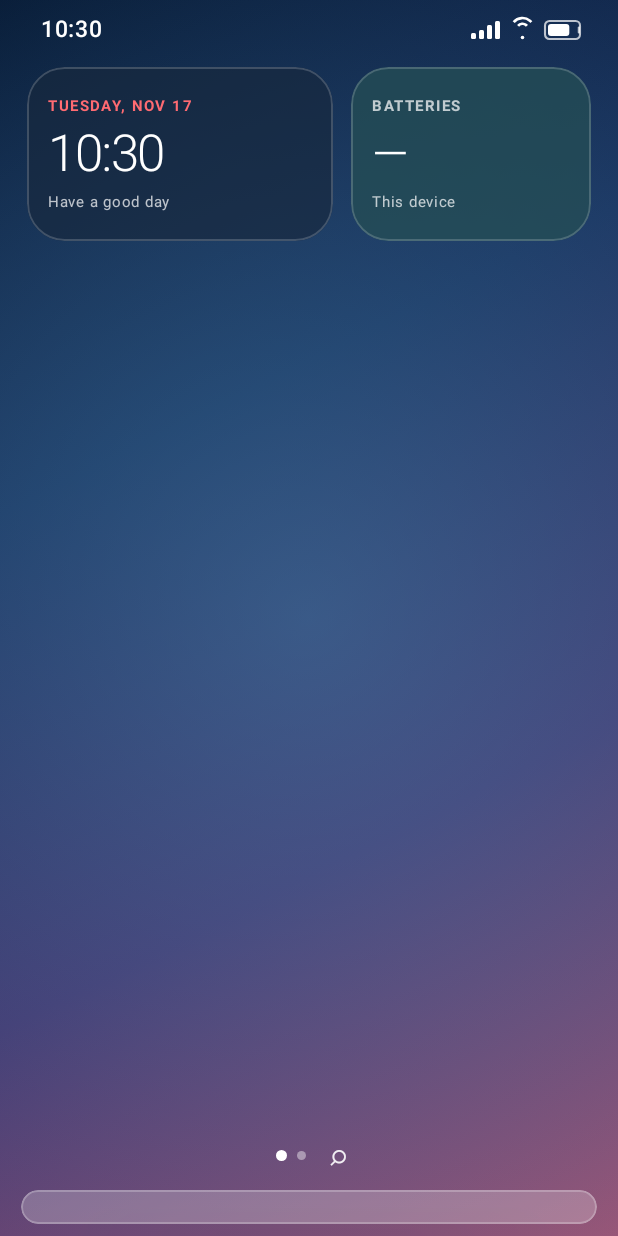
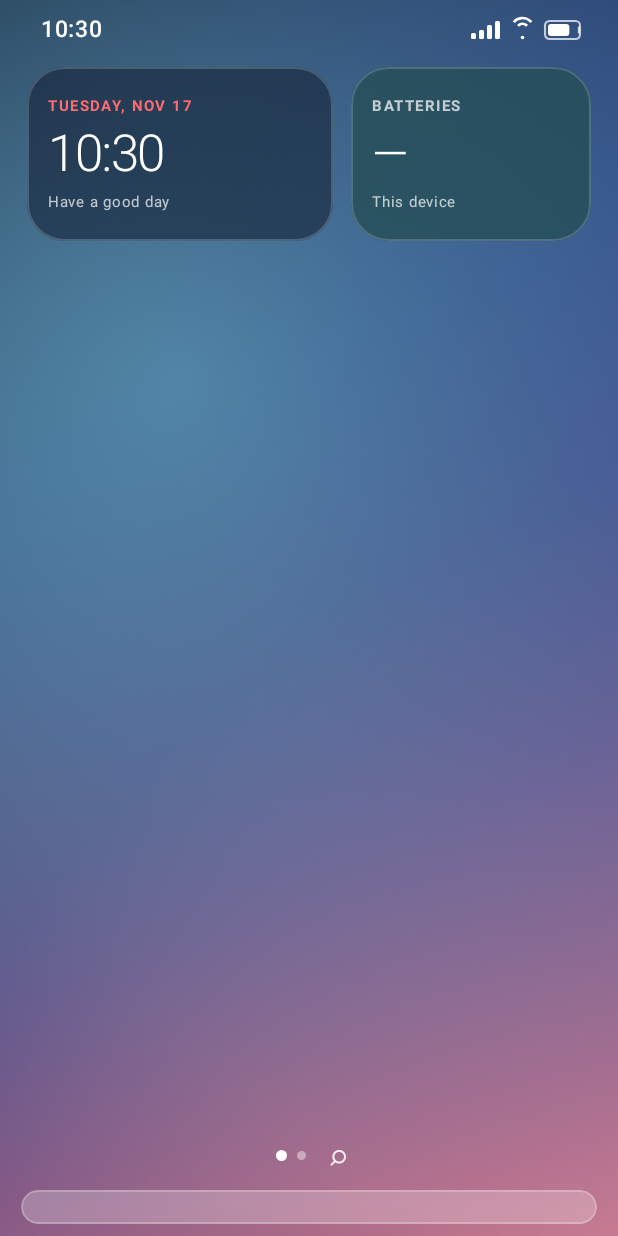
Before and after one commit to nagachaitanyaappana/iDroid, an Android app built with Jetpack Compose: the screen it shows after launch (MainActivity), on a phone screen of 412 x 824 dp. Run offline under Robolectric (Android 15) with nearby library versions, the phone set to English and light mode, and no system bars.

Commit message:
Refine home screen wallpaper with layered iOS-inspired colour depth

```diff
--- a/app/src/main/java/com/example/idroid/ui/screens/HomeScreen.kt
+++ b/app/src/main/java/com/example/idroid/ui/screens/HomeScreen.kt
@@ -91,13 +91,16 @@ fun HomeScreen(
         selected
     }
 
+    // A layered, blurred-colour composition inspired by the depth of iOS wallpapers.
     val wallpaper = Brush.linearGradient(
         colors = listOf(
-            Color(0xFF071A35),
-            Color(0xFF172E5A),
-            Color(0xFF44366F),
-            Color(0xFF9A5475)
-        )
+            Color(0xFF101B3B),
+            Color(0xFF273D72),
+            Color(0xFF624B83),
+            Color(0xFFB66A83)
+        ),
+        start = androidx.compose.ui.geometry.Offset.Zero,
+        end = androidx.compose.ui.geometry.Offset(Float.POSITIVE_INFINITY, Float.POSITIVE_INFINITY)
     )
 
     Box(
@@ -105,14 +108,37 @@ fun HomeScreen(
             .fillMaxSize()
             .background(wallpaper)
     ) {
-        // Soft light blooms create depth without needing a heavy wallpaper image.
+        // Layered colour blooms give the wallpaper a soft, photographic depth.
         Box(
             modifier = Modifier
                 .fillMaxSize()
                 .background(
                     Brush.radialGradient(
-                        colors = listOf(Color(0xFF4B91B8).copy(alpha = 0.42f), Color.Transparent),
-                        radius = 760f
+                        colors = listOf(Color(0xFF79C9D2).copy(alpha = 0.58f), Color.Transparent),
+                        center = androidx.compose.ui.geometry.Offset(180f, 380f),
+                        radius = 850f
+                    )
+                )
+        )
+        Box(
+            modifier = Modifier
+                .fillMaxSize()
+                .background(
+                    Brush.radialGradient(
+                        colors = listOf(Color(0xFFEF9BA8).copy(alpha = 0.58f), Color.Transparent),
+                        center = androidx.compose.ui.geometry.Offset(900f, 1500f),
+                        radius = 1050f
+                    )
+                )
+        )
+        Box(
+            modifier = Modifier
+                .fillMaxSize()
+                .background(
+                    Brush.radialGradient(
+                        colors = listOf(Color(0xFF344C9A).copy(alpha = 0.48f), Color.Transparent),
+                        center = androidx.compose.ui.geometry.Offset(850f, 420f),
+                        radius = 900f
                     )
                 )
         )
@@ -163,7 +189,7 @@ fun HomeScreen(
                                         bottom = 14.dp
                                     ),
                                     horizontalArrangement = Arrangement.spacedBy(5.dp),
-                                    verticalArrangement = Arrangement.spacedBy(17.dp),
+                                    verticalArrangement = Arrangement.spacedBy(15.dp),
                                     modifier = Modifier.fillMaxSize()
                                 ) {
                                     items(
```
